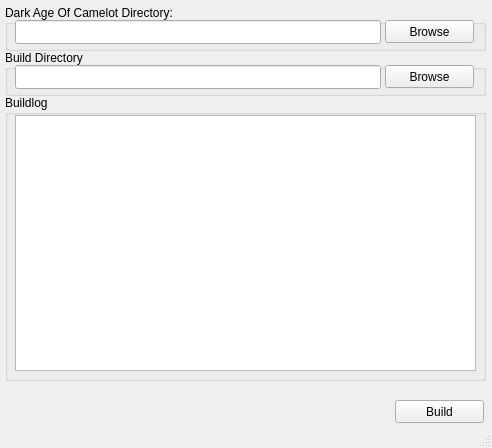
The window that main_window.ui (mharj/daoctocrysis) describes before a commit, drawn with Qt 5.
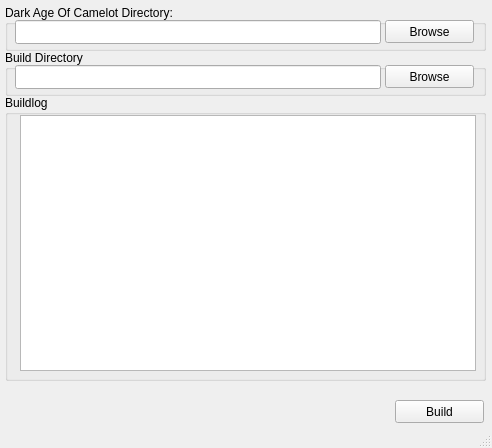
The same window after the commit.

The edit to the form file:
```diff
--- a/main_window.ui
+++ b/main_window.ui
@@ -111,12 +111,12 @@
     <property name="title">
      <string>Buildlog</string>
     </property>
-    <widget class="QListView" name="logview">
+    <widget class="QTextEdit" name="logview">
      <property name="geometry">
       <rect>
-       <x>10</x>
+       <x>15</x>
        <y>20</y>
-       <width>461</width>
+       <width>456</width>
        <height>256</height>
       </rect>
      </property>
```
